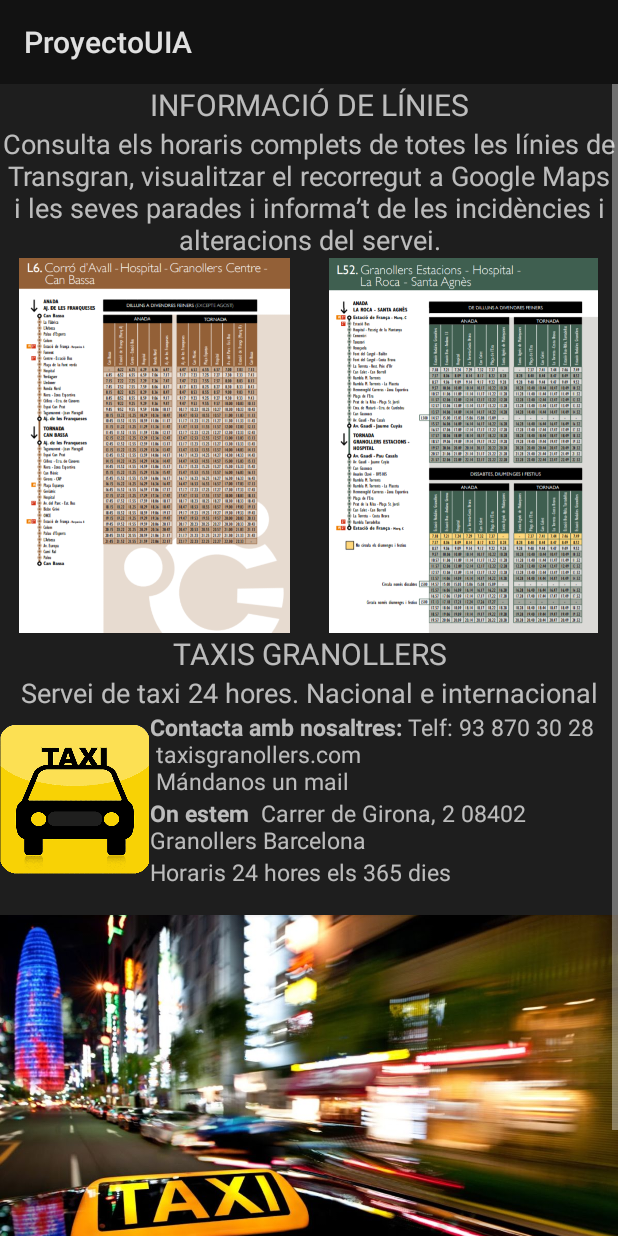
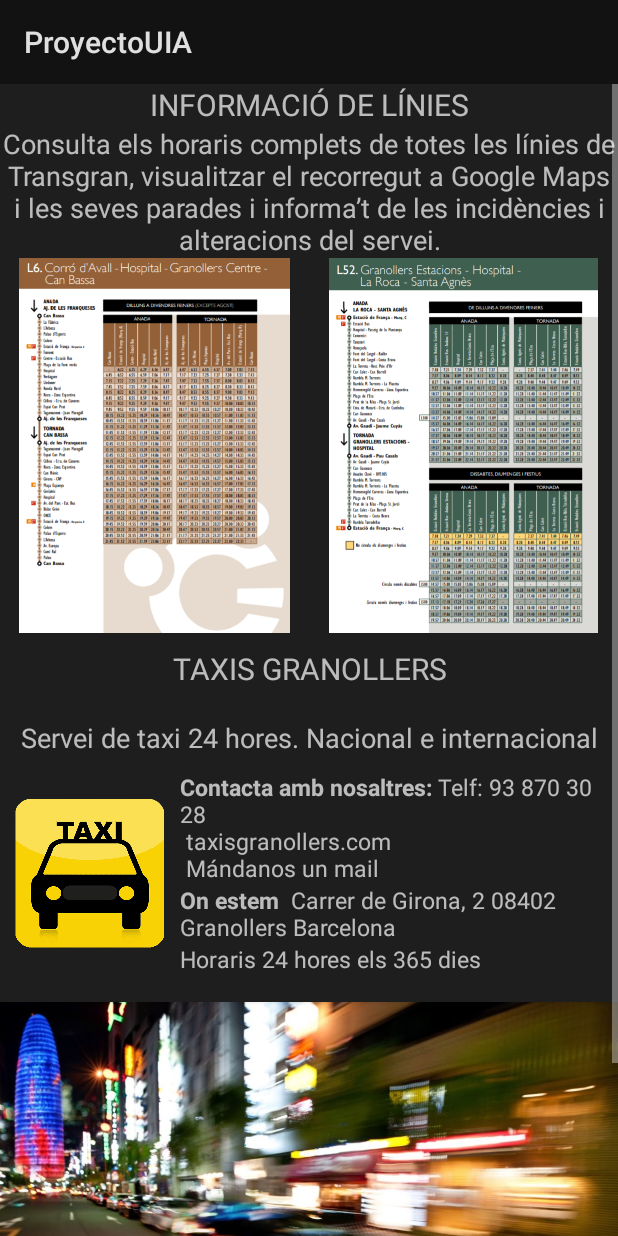
Before and after one commit to AdriaPriego/ProyectoUIA, an Android app: the ActivitatTransport screen opened directly, with no data from a screen before it, on a phone screen of 412 x 824 dp. Run offline under Robolectric (Android 15) with nearby library versions, the phone set to English and light mode, and no system bars.

Commit message:
Correció transports i afegir strings

```diff
--- a/app/src/main/res/layout/activity_activitat_transport.xml
+++ b/app/src/main/res/layout/activity_activitat_transport.xml
@@ -50,16 +50,18 @@
         <TextView
             android:layout_width="match_parent"
             android:layout_height="match_parent"
-            android:text="TAXIS GRANOLLERS"
+            android:text="@string/titolTaxis"
             android:textSize="20dp"
-            android:textAlignment="center">
+            android:textAlignment="center"
+            android:layout_margin="10dp">
         </TextView>
         <TextView
             android:layout_width="match_parent"
             android:layout_height="match_parent"
-            android:text="Servei de taxi 24 hores. Nacional e internacional"
+            android:text="@string/descripTaxis"
             android:textAlignment="center"
-            android:textSize="18dp">
+            android:textSize="18dp"
+            android:layout_margin="10dp">
         </TextView>
         <LinearLayout
             android:layout_width="match_parent"
@@ -69,7 +71,8 @@
                 android:layout_width="100dp"
                 android:layout_height="100dp"
                 android:src="@drawable/taxilogo"
-                android:layout_gravity="center">
+                android:layout_gravity="center"
+                android:layout_margin="10dp">
             </ImageView>
             <LinearLayout
                 android:layout_width="match_parent"
--- a/app/src/main/res/values/strings.xml
+++ b/app/src/main/res/values/strings.xml
@@ -28,4 +28,6 @@
     <string name="PatronActors"><b>Actors:</b>Javier Bardem , Manolo Solo , Almudena Amor</string>
     <string name="PatronQualificacio"><b>Qualificació:</b>12 anys</string>
     <string name="PatronGenere"><b>Gènere:</b>Drama - Comedia</string>
+    <string name="titolTaxis">TAXIS GRANOLLERS</string>
+    <string name="descripTaxis">Servei de taxi 24 hores. Nacional e internacional</string>
 </resources>
```
